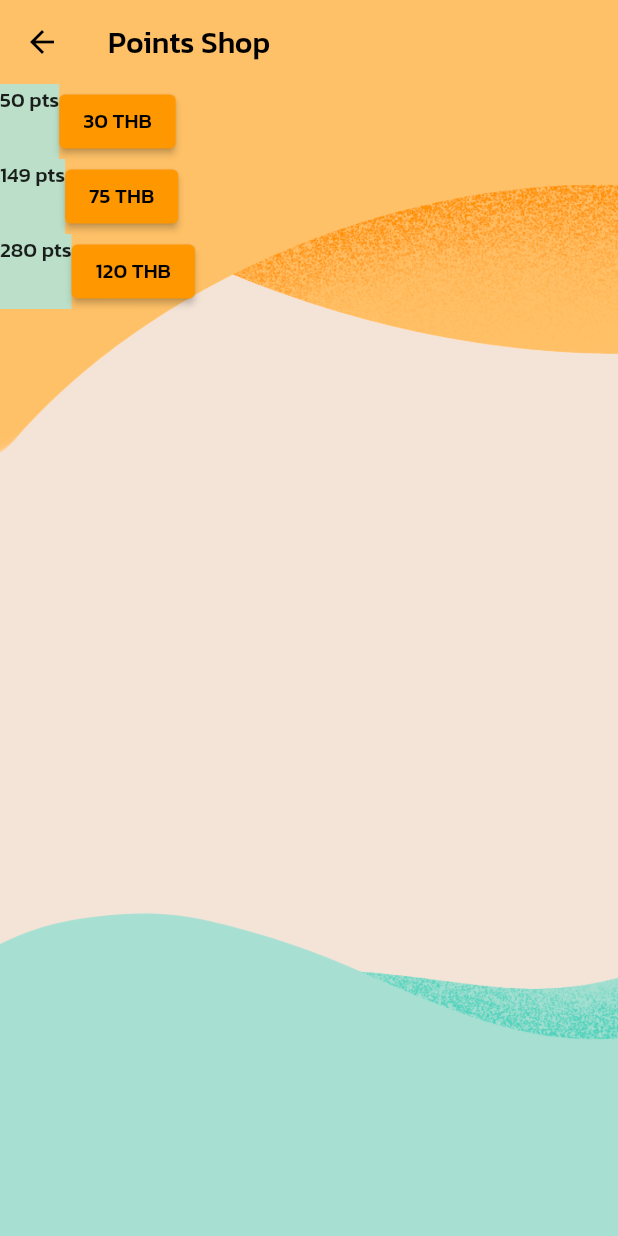
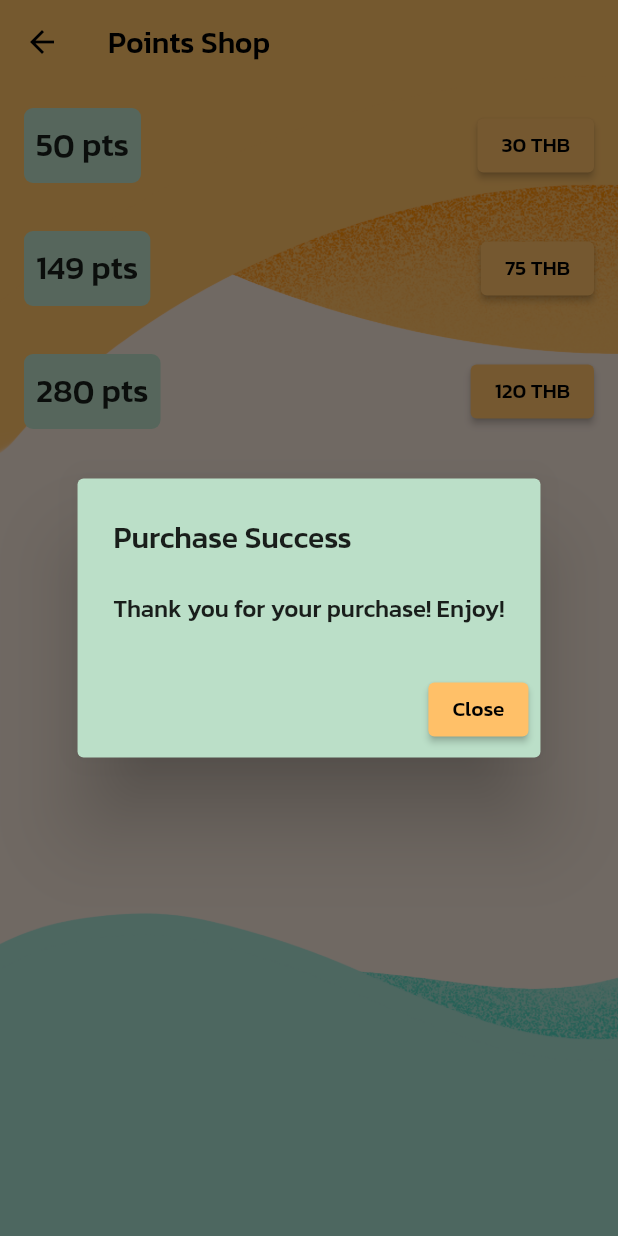
Before and after one commit to Food-Busters/food_busters, a Flutter app: the PointsShopPage screen opened directly, after a tap on an icon or button, on a phone screen of 412 x 824 dp. Run offline on Flutter 3.47's test engine with Material 2 defaults, Android fonts, the phone set to English and light mode, and no system bars; our stand-ins replace camera, flutter_toggle_tab, form_field_validator, package_info_plus; generated files the repository leaves out were written again.

Commit message:
1.0.0+60

```diff
--- a/lib/data/dummy_points.dart
+++ b/lib/data/dummy_points.dart
@@ -1,5 +1,3 @@
-import 'dart:html';
-
 import "package:food_busters/models/points_price.dart";
 
 Future<List<PointsPrice>> getPointsPriceData() async {
--- a/lib/l10n/app_en.arb
+++ b/lib/l10n/app_en.arb
@@ -52,5 +52,6 @@
     "n_days_pass": "{n} days pass",
     "press_to_exchange": "Press to Exchange",
     "points_shop": "Points Shop",
-    "buy": "BUY"
+    "purchase_success": "Purchase Success",
+    "purchase_thanks": "Thank you for your purchase! Enjoy!"
 }
--- a/lib/l10n/app_th.arb
+++ b/lib/l10n/app_th.arb
@@ -52,5 +52,6 @@
     "n_days_pass": "{n} วัน",
     "press_to_exchange": "กดเพื่อแลก",
     "points_shop": "ร้านค้าแต้ม",
-    "buy": "ซื้อ"
+    "purchase_success": "การซื้อสำเร็จ",
+    "purchase_thanks": "ขอบคุณสำหรับการสั่งซื้อ! ขอให้สนุก!"
 }
--- a/lib/views/points/points.dart
+++ b/lib/views/points/points.dart
@@ -38,7 +38,7 @@ class _MyPointsState extends State<MyPoints> {
                 MaterialPageRoute(builder: (context) => const PointsShopPage()),
               );
             },
-            child: const Icon(Icons.attach_money),
+            child: const Icon(Icons.attach_money, color: green),
           )
         ],
       ),
--- a/lib/views/points/points_shop.dart
+++ b/lib/views/points/points_shop.dart
@@ -39,18 +39,56 @@ class _PointsShopPageState extends State<PointsShopPage> {
                     itemCount: data.length,
                     itemBuilder: (context, index) {
                       final menu = data[index];
-                      return Row(
+                      return Padding(
+                        padding: const EdgeInsets.all(16.0),
+                        child: Row(
+                          mainAxisAlignment: MainAxisAlignment.spaceBetween,
                           children: [
                             Container(
                               height: 50,
-                            decoration: const BoxDecoration(color: lightGreen),
-                            child: Text("${menu.points} ${text.points}"),
+                              decoration: BoxDecoration(
+                                color: lightGreen,
+                                borderRadius: BorderRadius.circular(6),
+                              ),
+                              child: Padding(
+                                padding: const EdgeInsets.all(8.0),
+                                child: Text(
+                                  "${menu.points} ${text.points}",
+                                  style: const TextStyle(
+                                    fontWeight: FontWeight.w500,
+                                    fontSize: 22,
+                                  ),
+                                ),
+                              ),
                             ),
                             ElevatedButton(
-                            onPressed: () {},
+                              onPressed: () {
+                                showDialog(
+                                  context: context,
+                                  builder: (context) => AlertDialog(
+                                    title: Text(text.purchase_success),
+                                    content: Text(text.purchase_thanks),
+                                    backgroundColor: lightGreen,
+                                    actions: [
+                                      ElevatedButton(
+                                        onPressed: () {
+                                          Navigator.of(context).pop();
+                                        },
+                                        child: Text(text.window_close),
+                                        style: ElevatedButton.styleFrom(
+                                          primary: lightOrange,
+                                        ),
+                                      )
+                                    ],
+                                  ),
+                                );
+                              },
                               child: Text("${menu.price} THB"),
+                              style: ElevatedButton.styleFrom(
+                                  primary: lightOrange),
                             ),
                           ],
+                        ),
                       );
                     },
                   );
--- a/pubspec.yaml
+++ b/pubspec.yaml
@@ -15,7 +15,7 @@ publish_to: "none" # Remove this line if you wish to publish to pub.dev
 # In iOS, build-name is used as CFBundleShortVersionString while build-number used as CFBundleVersion.
 # Read more about iOS versioning at
 # https://developer.apple.com/library/archive/documentation/General/Reference/InfoPlistKeyReference/Articles/CoreFoundationKeys.html
-version: 1.0.0+50
+version: 1.0.0+60
 
 environment:
   sdk: ">=2.12.0 <3.0.0"
```
Lines whose indentation alone changed are shown as unchanged.
